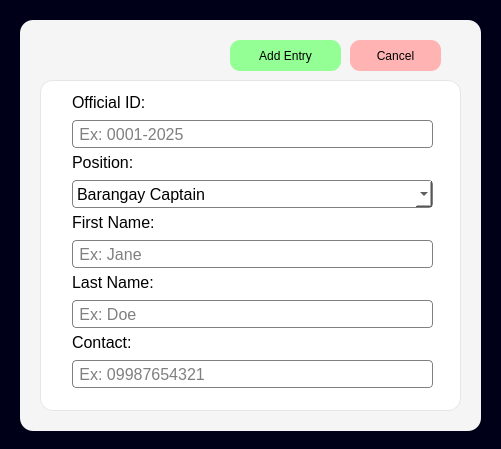
mustafamclngn/CCC151-ComplaSys, file uifiles/addofficialui.ui: the form before one commit.
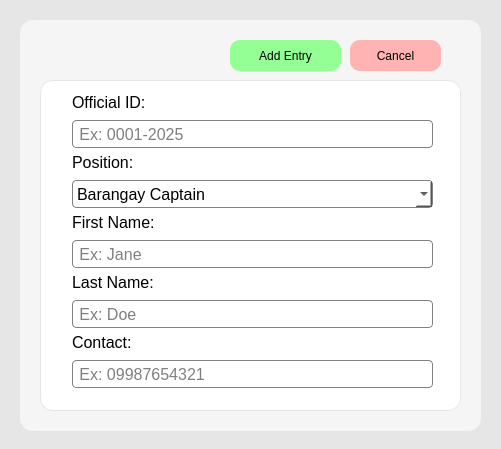
The form after the commit. Icons and pictures are not drawn.

Commit message: changed background color to white

```diff
--- a/uifiles/addofficialui.ui
+++ b/uifiles/addofficialui.ui
@@ -14,7 +14,7 @@
    <string>Add New Official</string>
   </property>
   <property name="styleSheet">
-   <string notr="true">background-color: rgb(0, 0, 25);</string>
+   <string notr="true">background-color: rgb(230, 230, 230);</string>
   </property>
   <widget class="QFrame" name="frame">
    <property name="geometry">
```
The commit also changes 5 other files.
